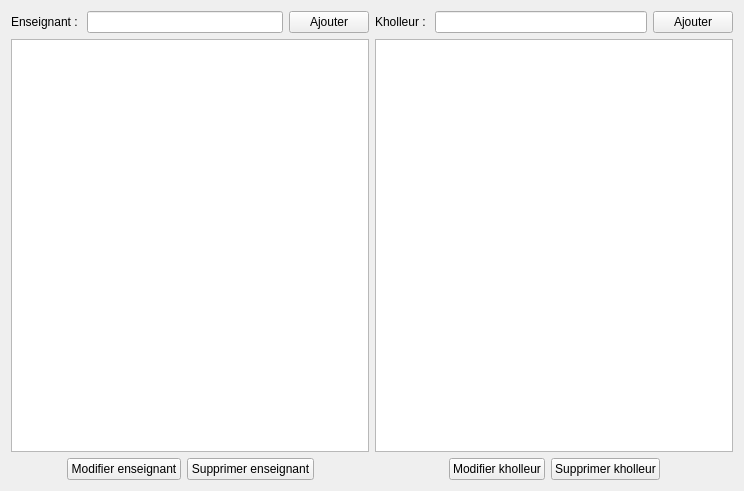
This is managers/kholleursmanager.ui in ThFeneuil/KholloAutoQt as Qt 5 draws it before an edit. The edited form follows.
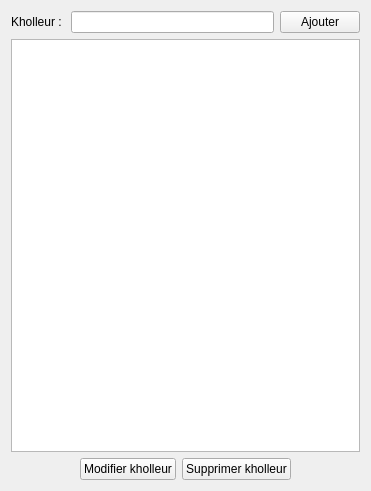
This is the edited form.

Commit message:
Finalisation TimeTableManager + Supression Data Teachers + Enregistrement de la version
- Finalisation TimeTableManager : Raccourcir matière
- Supression Data Teacher : Suppression des morceaux concernant cette
donnée + mise à jour du KSCOPEManager (!! Compatibilité INVERSE non
vérifiée)
- Enregistrement de la version utilisée du logiciel dans le fichier
KSCOPE dans la table tau_record

The edit to the form file:
```diff
--- a/managers/kholleursmanager.ui
+++ b/managers/kholleursmanager.ui
@@ -9,7 +9,7 @@
    <rect>
     <x>0</x>
     <y>0</y>
-    <width>744</width>
+    <width>371</width>
     <height>491</height>
    </rect>
   </property>
@@ -17,87 +17,6 @@
    <string>Gestionnaire des enseignants</string>
   </property>
   <layout class="QHBoxLayout" name="horizontalLayout_3">
-   <item>
-    <layout class="QVBoxLayout" name="verticalLayout_2">
-     <item>
-      <layout class="QHBoxLayout" name="horizontalLayout_2">
-       <item>
-        <widget class="QLabel" name="label">
-         <property name="text">
-          <string>Enseignant : </string>
-         </property>
-        </widget>
-       </item>
-       <item>
-        <widget class="QLineEdit" name="lineEdit_teacher"/>
-       </item>
-       <item>
-        <widget class="QPushButton" name="pushButton_addTeacher">
-         <property name="text">
-          <string>Ajouter</string>
-         </property>
-         <property name="autoDefault">
-          <bool>false</bool>
-         </property>
-        </widget>
-       </item>
-      </layout>
-     </item>
-     <item>
-      <widget class="QListWidget" name="list_teachers"/>
-     </item>
-     <item>
-      <layout class="QHBoxLayout" name="horizontalLayout_4">
-       <item>
-        <spacer name="horizontalSpacer">
-         <property name="orientation">
-          <enum>Qt::Horizontal</enum>
-         </property>
-         <property name="sizeHint" stdset="0">
-          <size>
-           <width>40</width>
-           <height>20</height>
-          </size>
-         </property>
-        </spacer>
-       </item>
-       <item>
-        <widget class="QPushButton" name="pushButton_updateTeacher">
-         <property name="text">
-          <string>Modifier enseignant</string>
-         </property>
-         <property name="autoDefault">
-          <bool>false</bool>
-         </property>
-        </widget>
-       </item>
-       <item>
-        <widget class="QPushButton" name="pushButton_deleteTeacher">
-         <property name="text">
-          <string>Supprimer enseignant</string>
-         </property>
-         <property name="autoDefault">
-          <bool>false</bool>
-         </property>
-        </widget>
-       </item>
-       <item>
-        <spacer name="horizontalSpacer_2">
-         <property name="orientation">
-          <enum>Qt::Horizontal</enum>
-         </property>
-         <property name="sizeHint" stdset="0">
-          <size>
-           <width>40</width>
-           <height>20</height>
-          </size>
-         </property>
-        </spacer>
-       </item>
-      </layout>
-     </item>
-    </layout>
-   </item>
    <item>
     <layout class="QVBoxLayout" name="verticalLayout">
      <item>
```
The commit also changes 27 other files.
